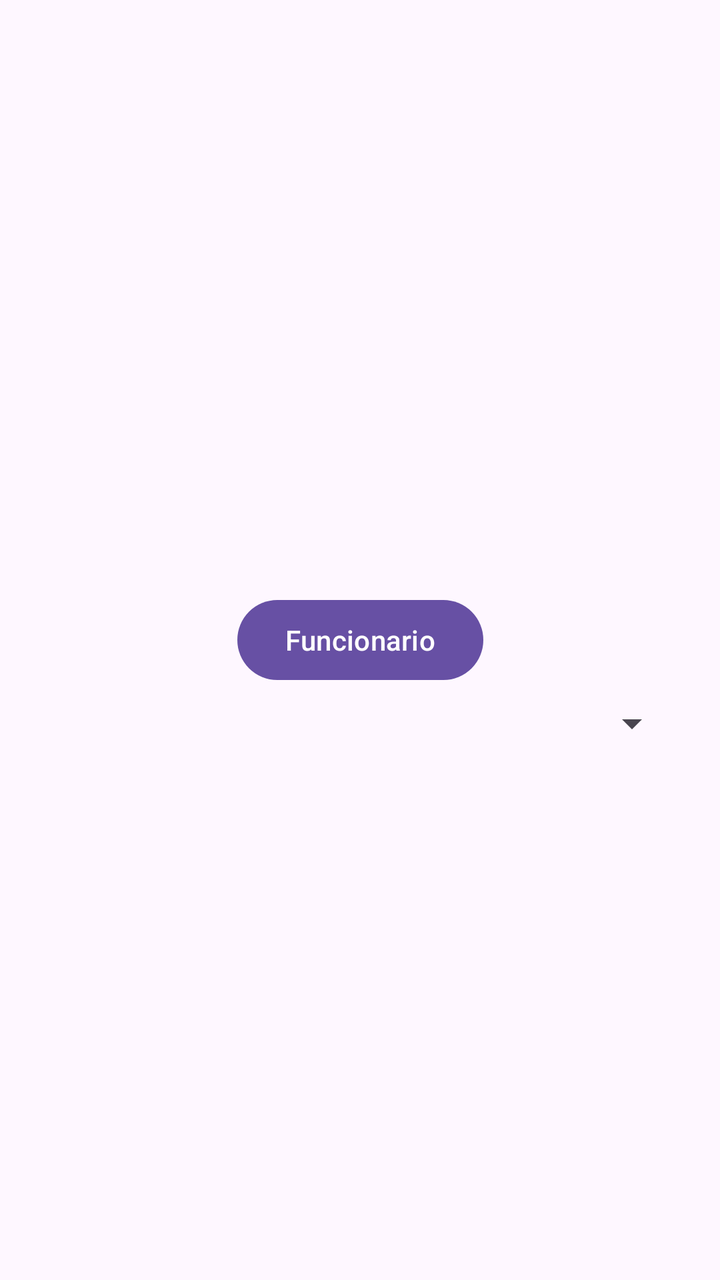
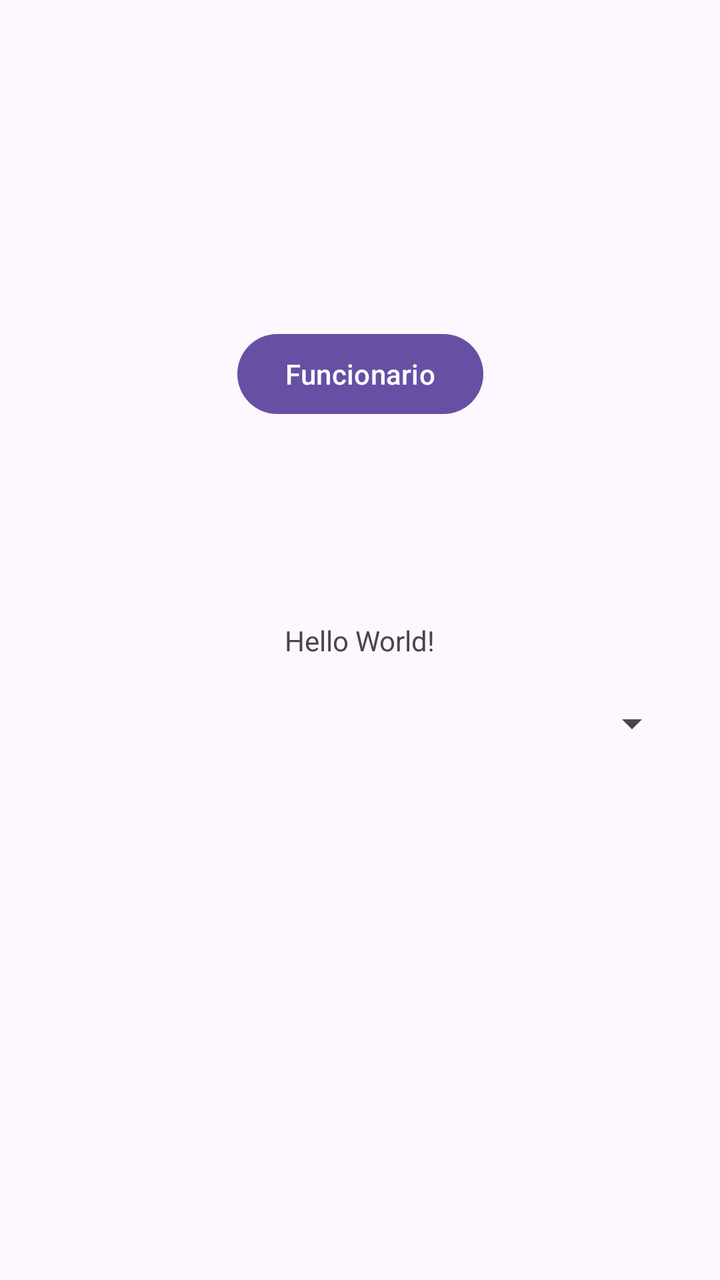

Before-and-after screenshots of an Android layout around one commit, followed by the original layout XML and the change that was made.
<!-- AndroidManifest.xml: application theme Theme.ProjectDroid_1220893_1241190 -->
<!-- res/layout/activity_main.xml -->
<?xml version="1.0" encoding="utf-8"?>
<androidx.constraintlayout.widget.ConstraintLayout
    xmlns:android="http://schemas.android.com/apk/res/android"

    xmlns:app="http://schemas.android.com/apk/res-auto"
    xmlns:tools="http://schemas.android.com/tools"
    android:id="@+id/main"
    android:layout_width="match_parent"
    android:layout_height="match_parent"
    tools:context=".MainActivity">

    <TextView
        android:id="@+id/textView"
        android:layout_width="wrap_content"
        android:layout_height="wrap_content"
        android:text="Hello World!"
        app:layout_constraintBottom_toBottomOf="parent"
        app:layout_constraintEnd_toEndOf="parent"
        app:layout_constraintStart_toStartOf="parent"
        app:layout_constraintTop_toTopOf="parent" />

    <Spinner
        android:id="@+id/spinnerTipo"
        android:layout_width="0dp"
        android:layout_height="wrap_content"
        app:layout_constraintTop_toBottomOf="@id/textView"
        app:layout_constraintStart_toStartOf="parent"
        app:layout_constraintEnd_toEndOf="parent"
        android:layout_margin="20dp" />

    <Button
        android:id="@+id/goFuncionario"
        android:layout_width="wrap_content"
        android:layout_height="wrap_content"
        android:text="Funcionario"
        app:layout_constraintBottom_toBottomOf="parent"
        app:layout_constraintEnd_toEndOf="parent"
        app:layout_constraintStart_toStartOf="parent"
        app:layout_constraintTop_toTopOf="parent"
        tools:layout_editor_absoluteX="55dp"
        tools:layout_editor_absoluteY="452dp" />


</androidx.constraintlayout.widget.ConstraintLayout>
<!-- resources referenced by this layout -->
<resources>
  <style name="Theme.ProjectDroid_1220893_1241190" parent="Base.Theme.ProjectDroid_1220893_1241190" />
  <style name="Base.Theme.ProjectDroid_1220893_1241190" parent="Theme.Material3.DayNight.NoActionBar">
          
          
      </style>
</resources>

<!-- the commit's change to res/layout/activity_main.xml (unified diff, before → after) -->
@@ -33,7 +33,7 @@
         android:layout_width="wrap_content"
         android:layout_height="wrap_content"
         android:text="Funcionario"
-        app:layout_constraintBottom_toBottomOf="parent"
+        app:layout_constraintBottom_toBottomOf="@id/spinnerTipo"
         app:layout_constraintEnd_toEndOf="parent"
         app:layout_constraintStart_toStartOf="parent"
         app:layout_constraintTop_toTopOf="parent"
